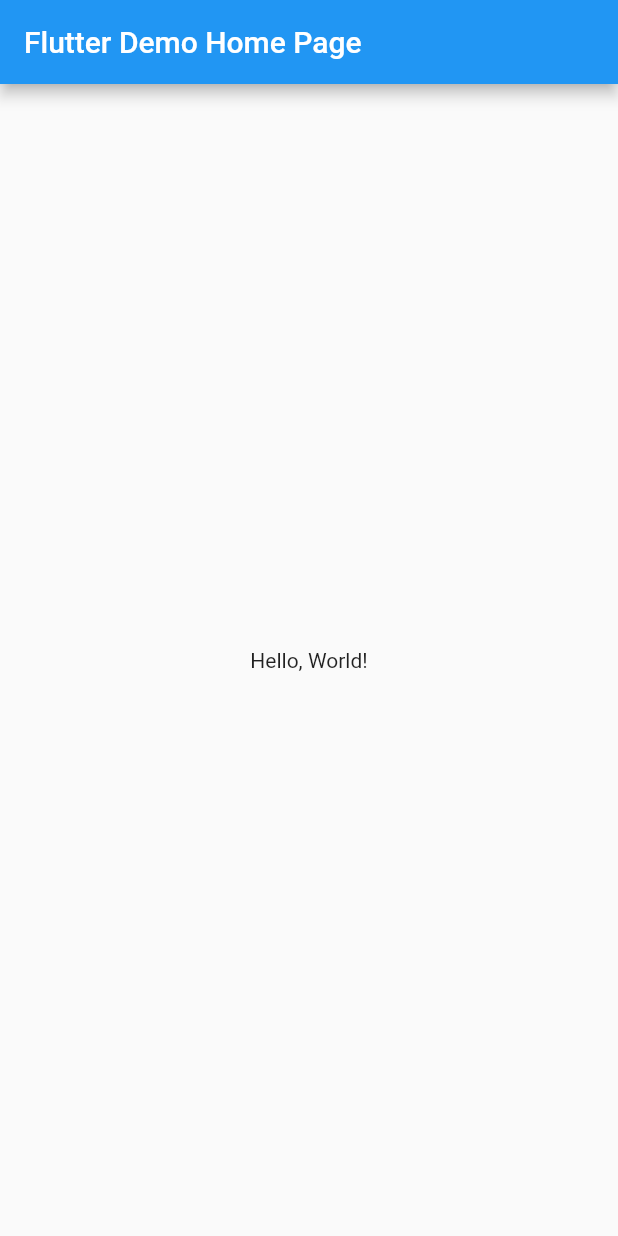
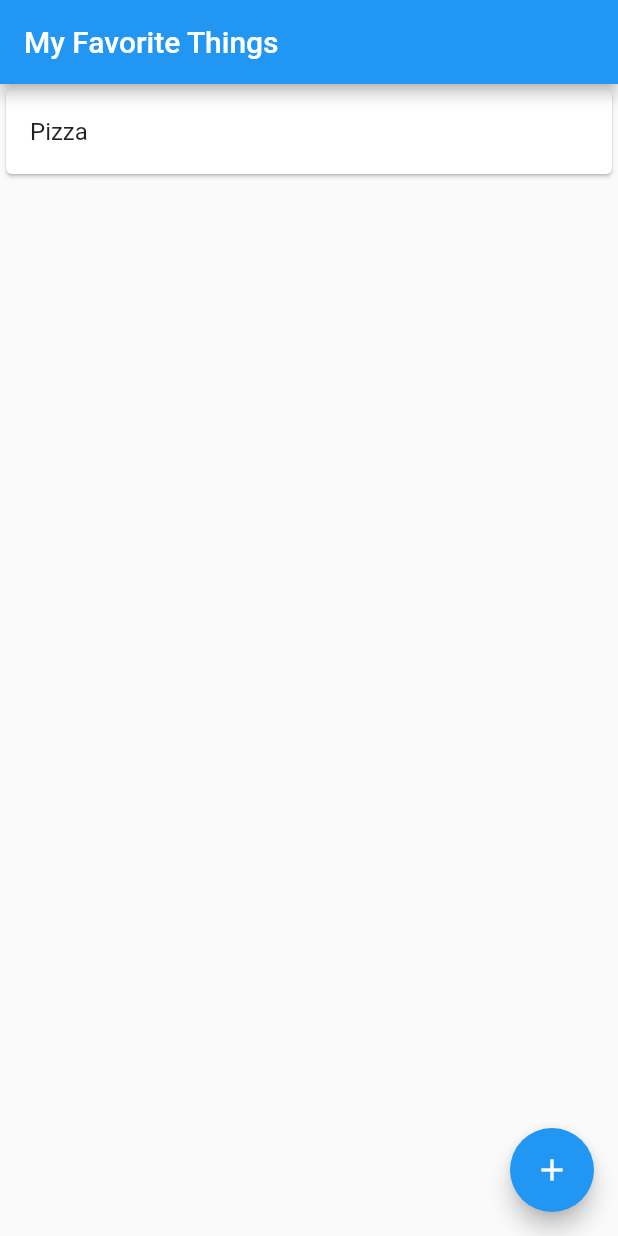
Before and after one commit to Jonas-Lieske/esd_flutter_example, a Flutter app: the screen it shows after launch, on a phone screen of 412 x 824 dp. Run offline on Flutter 3.47's test engine with Material 2 defaults, Android fonts, the phone set to English and light mode, and no system bars.

Commit message:
Initial commit

```diff
--- a/lib/main.dart
+++ b/lib/main.dart
@@ -1,42 +1,42 @@
 import 'package:flutter/material.dart';
+import 'screens/home_screen.dart';
+import 'screens/details_screen.dart';
+import 'screens/add_item_screen.dart';
+import 'models/favorite_item.dart';
 
-void main() => runApp(MyApp());
+void main() {
+  runApp(const MyApp());
+}
 
 class MyApp extends StatelessWidget {
-  const MyApp({super.key});
-  // This widget is the root of your application.
+  const MyApp({Key? key}) : super(key: key);
+
   @override
   Widget build(BuildContext context) {
     return MaterialApp(
-      // Application name
-      title: 'Flutter Hello World',
-      // Application theme data, you can set the colors for the application as
-      // you want
+      title: 'My Favorite Things',
       theme: ThemeData(
         primarySwatch: Colors.blue,
       ),
-      // A widget which will be started on application startup
-      home: MyHomePage(title: 'Flutter Demo Home Page'),
+      home: HomeScreen(),
+      // Static routes
+      routes: {
+        HomeScreen.routeName: (context) => HomeScreen(),
+        AddItemScreen.routeName: (context) => const AddItemScreen(),
+      },
+      // Routes with args
+      onGenerateRoute: (settings) {
+        if (settings.name == DetailsScreen.routeName) {
+          final args = settings.arguments as FavoriteItem;
+          return MaterialPageRoute(
+            builder: (context) {
+              return DetailsScreen(item: args);
+            },
+          );
+        }
+        assert(false, 'Need to implement ${settings.name}');
+        return null;
+      },
     );
   }
 }
-
-class MyHomePage extends StatelessWidget {
-  final String title;
-  const MyHomePage({super.key, required this.title});
-
-  @override
-  Widget build(BuildContext context) {
-    return Scaffold(
-      appBar: AppBar(
-        // The title text which will be shown on the action bar
-        title: Text(title),
-      ),
-      body: Center(
-        child: Text(
-          'Hello, World!',
-        ),
-      ),
-    );
-  }
-}
--- /dev/null
+++ b/lib/models/favorite_item.dart
@@ -0,0 +1,6 @@
+class FavoriteItem {
+  String title;
+  String description;
+
+  FavoriteItem({required this.title, this.description = ''});
+}
--- /dev/null
+++ b/lib/screens/home_screen.dart
@@ -0,0 +1,36 @@
+import 'package:app/models/favorite_item.dart';
+import 'package:app/screens/add_item_screen.dart';
+import 'package:app/widgets/favorite_item_card.dart';
+import 'package:flutter/material.dart';
+
+class HomeScreen extends StatelessWidget {
+  static const routeName = "/homeScreen";
+
+  final List<FavoriteItem> items = [
+    FavoriteItem(title: 'Pizza', description: 'Cheesy and delicious'),
+    // Add more hardcoded items
+  ];
+
+  HomeScreen({Key? key}) : super(key: key);
+
+  @override
+  Widget build(BuildContext context) {
+    return Scaffold(
+      appBar: AppBar(
+        title: const Text('My Favorite Things'),
+      ),
+      body: ListView.builder(
+        itemCount: items.length,
+        itemBuilder: (context, index) {
+          return FavoriteItemCard(item: items[index]);
+        },
+      ),
+      floatingActionButton: FloatingActionButton(
+        onPressed: () {
+          Navigator.pushNamed(context, AddItemScreen.routeName);
+        },
+        child: const Icon(Icons.add),
+      ),
+    );
+  }
+}
--- /dev/null
+++ b/lib/widgets/favorite_item_card.dart
@@ -0,0 +1,25 @@
+import 'package:app/models/favorite_item.dart';
+import 'package:app/screens/details_screen.dart';
+import 'package:flutter/material.dart';
+
+class FavoriteItemCard extends StatelessWidget {
+  final FavoriteItem item;
+
+  const FavoriteItemCard({Key? key, required this.item}) : super(key: key);
+
+  @override
+  Widget build(BuildContext context) {
+    return Card(
+      child: ListTile(
+        title: Text(item.title),
+        onTap: () {
+          Navigator.pushNamed(
+            context,
+            DetailsScreen.routeName,
+            arguments: item,
+          );
+        },
+      ),
+    );
+  }
+}
```
Also changed, not shown: lib/screens/add_item_screen.dart (added, +19 -0 lines), lib/screens/details_screen.dart (added, +22 -0 lines).
